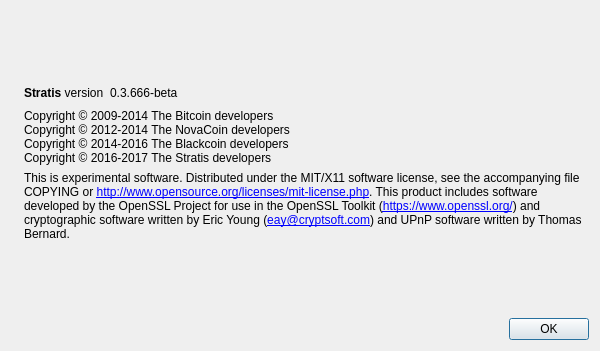
Qt form src/qt/forms/aboutdialog.ui (DNotesCoin/DNotes2.0) before a commit.
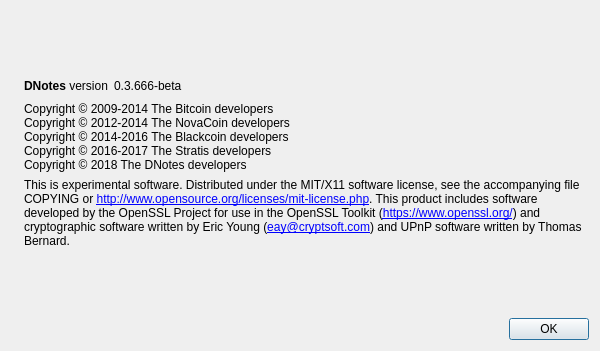
The same form after that commit. Icons and pictures are not drawn.

Commit message: - updating Stratis to DNotes for UI messages

Patch:
```diff
--- a/src/qt/forms/aboutdialog.ui
+++ b/src/qt/forms/aboutdialog.ui
@@ -56,7 +56,7 @@
           <cursorShape>IBeamCursor</cursorShape>
          </property>
          <property name="text">
-          <string>&lt;b&gt;Stratis&lt;/b&gt; version</string>
+          <string>&lt;b&gt;DNotes&lt;/b&gt; version</string>
          </property>
          <property name="textInteractionFlags">
           <set>Qt::LinksAccessibleByMouse|Qt::TextSelectableByKeyboard|Qt::TextSelectableByMouse</set>
@@ -100,7 +100,8 @@
         <string>Copyright © 2009-2014 The Bitcoin developers
 Copyright © 2012-2014 The NovaCoin developers
 Copyright © 2014-2016 The Blackcoin developers
-Copyright © 2016-2017 The Stratis developers</string>
+Copyright © 2016-2017 The Stratis developers
+Copyright © 2018 The DNotes developers</string>
        </property>
        <property name="textInteractionFlags">
         <set>Qt::LinksAccessibleByMouse|Qt::TextSelectableByKeyboard|Qt::TextSelectableByMouse</set>
```
Left out of the diff: 2 changed lines with no effect on the pictures. The commit also changes 125 other files.
